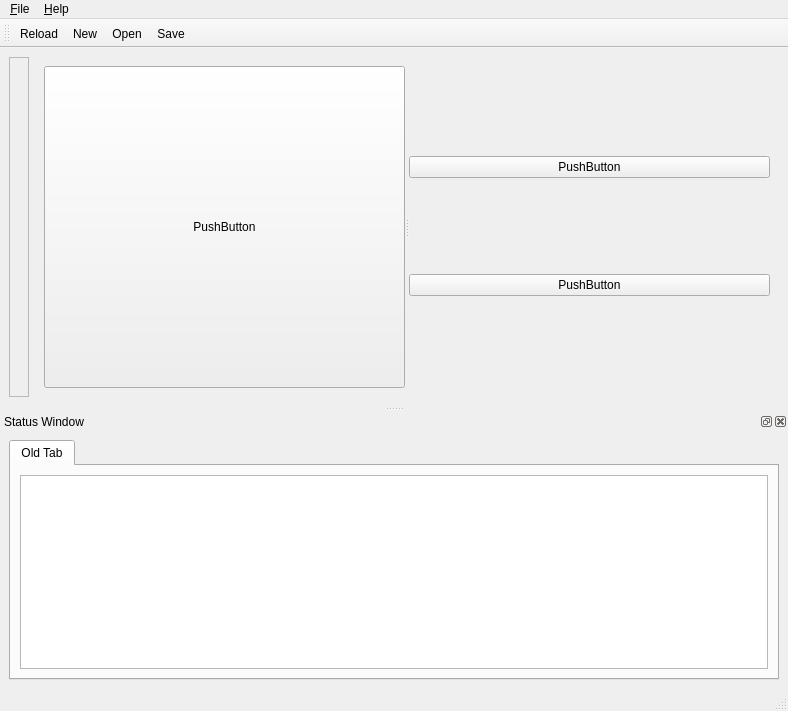
First picture: the form in ClusterControl/ClusterControlBase.ui, repository patrickhartling/maestro, before the edit.
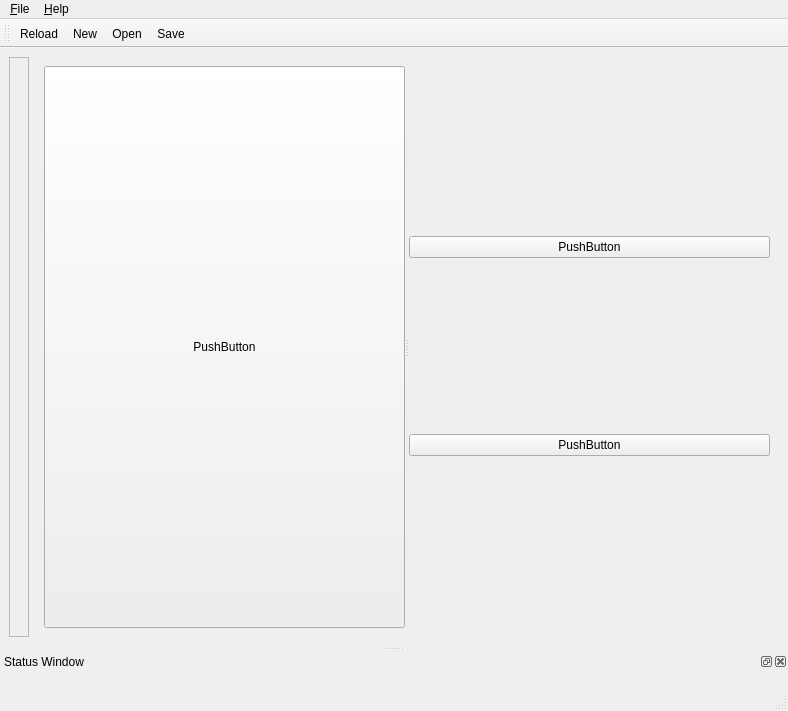
Second picture: the form after the edit. Icons and pictures are not drawn.

What changed in the file:
```diff
--- a/ClusterControl/ClusterControlBase.ui
+++ b/ClusterControl/ClusterControlBase.ui
@@ -50,6 +50,9 @@
           <verstretch>0</verstretch>
          </sizepolicy>
         </property>
+        <property name="autoFillBackground" >
+         <bool>true</bool>
+        </property>
         <property name="frameShape" >
          <enum>QFrame::StyledPanel</enum>
         </property>
@@ -215,26 +218,6 @@
      <property name="spacing" >
       <number>6</number>
      </property>
-     <item>
-      <widget class="QTabWidget" name="mTabPane" >
-       <widget class="QWidget" name="mOldTab" >
-        <attribute name="title" >
-         <string>Old Tab</string>
-        </attribute>
-        <layout class="QHBoxLayout" >
-         <property name="margin" >
-          <number>9</number>
-         </property>
-         <property name="spacing" >
-          <number>6</number>
-         </property>
-         <item>
-          <widget class="QTextBrowser" name="mOldTextBrowser" />
-         </item>
-        </layout>
-       </widget>
-      </widget>
-     </item>
     </layout>
    </widget>
   </widget>
```
